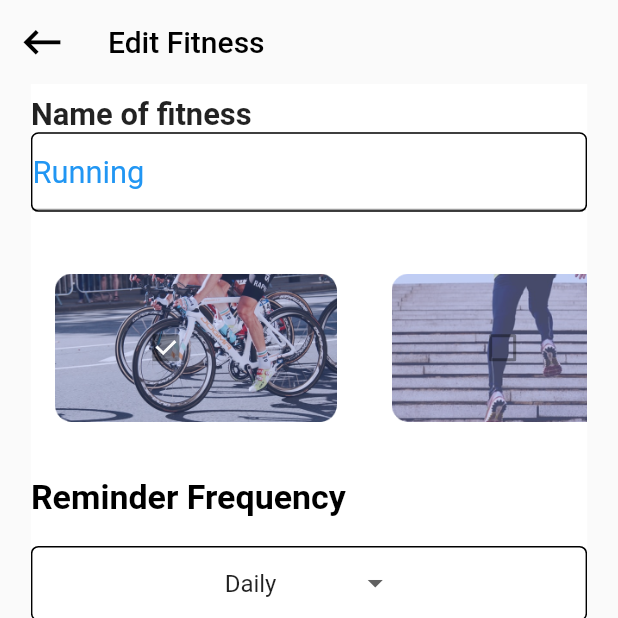
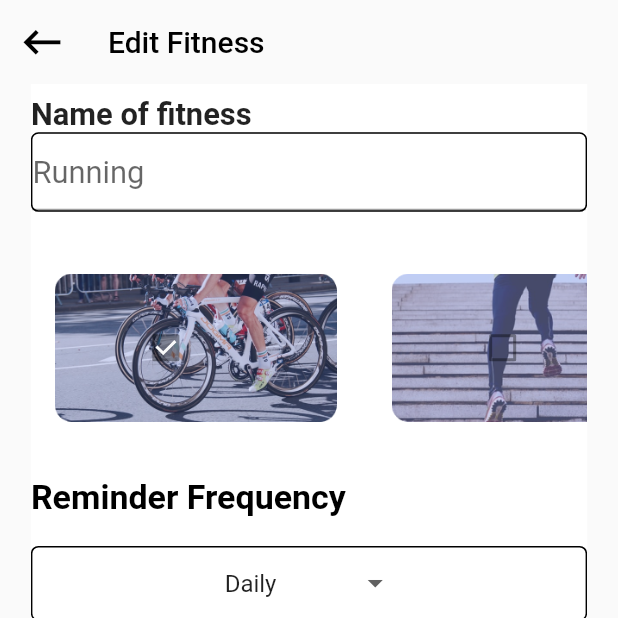
Before and after one commit to Crazelu/medbuzz2.0, a Flutter app: the add_fitness screen opened directly, on a phone screen of 412 x 824 dp, the top half of it. Run offline on Flutter 3.47's test engine with Material 2 defaults, Android fonts, the phone set to English and light mode, and no system bars; our stand-ins replace font_awesome_flutter.

Commit message:
initila commit

```diff
--- a/lib/ui/app_theme/app_theme.dart
+++ b/lib/ui/app_theme/app_theme.dart
@@ -2,7 +2,6 @@ import 'package:flutter/material.dart';
 
 ThemeData appThemeLight = ThemeData(
   primaryColor: Color(0xff617ADC),
-  hintColor: Colors.blue,
   accentColor: Color(0xff219653),
   primaryColorLight: Colors.white,
   primaryColorDark: Colors.black,
```
